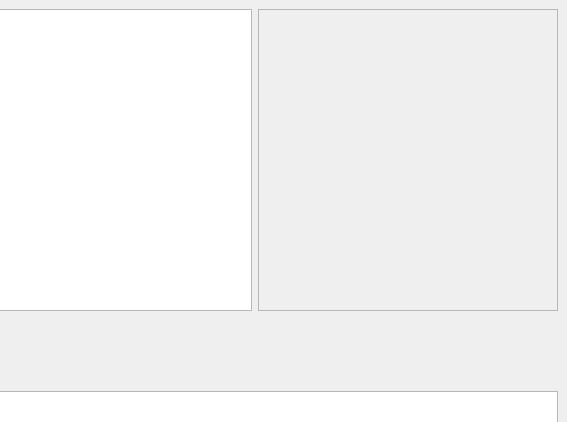
The window that Src/mainwindow.ui (Vivx701/FrameFlow) describes before a commit, drawn with Qt 5; both pictures show x 541 to 1108 and y 0 to 422 of the 1108 by 600 pixel window.
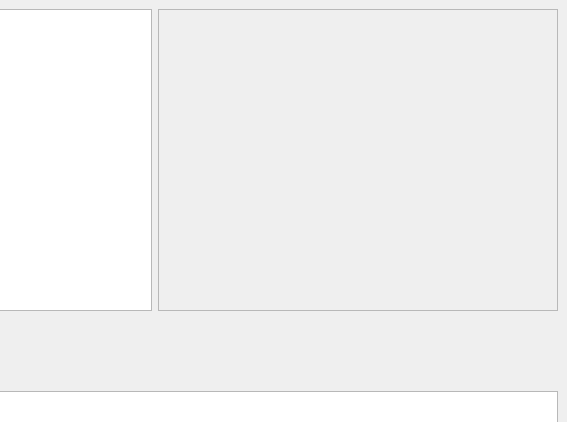
The same window after the commit. Icons and pictures are not drawn.

Patch:
```diff
--- a/Src/mainwindow.ui
+++ b/Src/mainwindow.ui
@@ -30,7 +30,7 @@
         </property>
         <property name="minimumSize">
          <size>
-          <width>300</width>
+          <width>400</width>
           <height>0</height>
          </size>
         </property>
```
Left out of the diff: 2 changed lines with no effect on the pictures.
